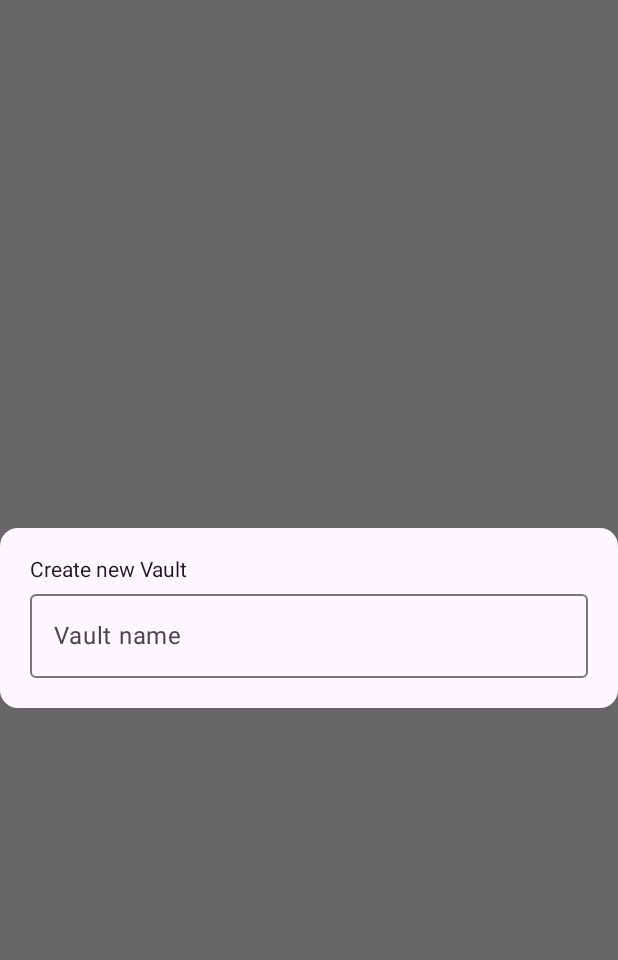
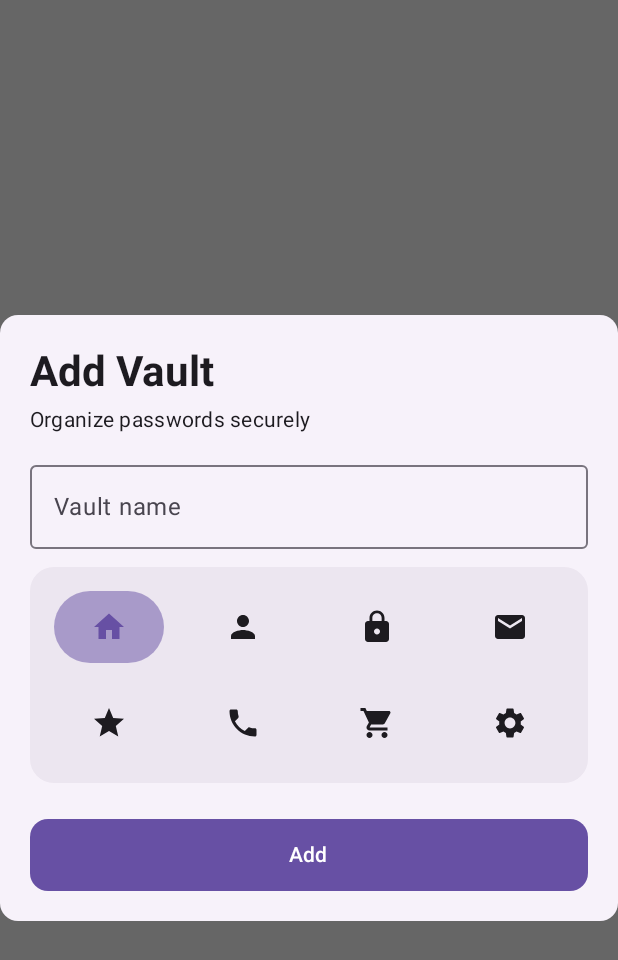
Before and after one commit to 1405yuga/PassVault, an Android app built with Jetpack Compose: the @Preview function AddVaultDialogPreview, on a phone screen of 412 x 824 dp. Shown: the top 960 px of the screen. Run offline under Robolectric (Android 15) with nearby library versions, the phone set to English and light mode, and no system bars.

Commit message:
created basic layout for dialog to add vault

```diff
--- a/app/src/main/java/com/example/passvault/ui/screens/main/add_vault/AddVaultDialog.kt
+++ b/app/src/main/java/com/example/passvault/ui/screens/main/add_vault/AddVaultDialog.kt
@@ -1,14 +1,42 @@
 package com.example.passvault.ui.screens.main.add_vault
 
+import androidx.compose.foundation.background
+import androidx.compose.foundation.layout.Arrangement
 import androidx.compose.foundation.layout.Column
+import androidx.compose.foundation.layout.Spacer
+import androidx.compose.foundation.layout.fillMaxWidth
+import androidx.compose.foundation.layout.height
 import androidx.compose.foundation.layout.padding
+import androidx.compose.foundation.layout.size
+import androidx.compose.foundation.lazy.grid.GridCells
+import androidx.compose.foundation.lazy.grid.LazyVerticalGrid
+import androidx.compose.foundation.lazy.grid.items
+import androidx.compose.foundation.shape.CircleShape
 import androidx.compose.foundation.shape.RoundedCornerShape
+import androidx.compose.material.icons.Icons
+import androidx.compose.material.icons.filled.Email
+import androidx.compose.material.icons.filled.Home
+import androidx.compose.material.icons.filled.Lock
+import androidx.compose.material.icons.filled.Person
+import androidx.compose.material.icons.filled.Phone
+import androidx.compose.material.icons.filled.Settings
+import androidx.compose.material.icons.filled.ShoppingCart
+import androidx.compose.material.icons.filled.Star
+import androidx.compose.material3.Button
+import androidx.compose.material3.Card
+import androidx.compose.material3.CardDefaults
 import androidx.compose.material3.ExperimentalMaterial3Api
+import androidx.compose.material3.Icon
+import androidx.compose.material3.IconButton
+import androidx.compose.material3.MaterialTheme
 import androidx.compose.material3.Surface
 import androidx.compose.material3.Text
 import androidx.compose.runtime.Composable
 import androidx.compose.ui.Modifier
+import androidx.compose.ui.graphics.Color
+import androidx.compose.ui.graphics.vector.ImageVector
 import androidx.compose.ui.res.dimensionResource
+import androidx.compose.ui.text.font.FontWeight
 import androidx.compose.ui.unit.dp
 import androidx.compose.ui.window.Dialog
 import androidx.lifecycle.viewmodel.compose.viewModel
@@ -20,20 +48,102 @@ import com.example.passvault.utils.custom_composables.TextFieldWithErrorText
 @Composable
 fun AddVaultDialog(
     addVaultViewModel: AddVaultViewModel,
-    setShowDialog: (Boolean) -> Unit
+    setShowDialog: (Boolean) -> Unit,
+    onAddVaultClick: () -> Unit
 ) {
-    Dialog(onDismissRequest = { setShowDialog(false) }) {
+    Dialog(onDismissRequest = {
+        setShowDialog(false)
+        addVaultViewModel.clearInputs()
+    }) {
         Surface(
             shape = RoundedCornerShape(dimensionResource(R.dimen.button_radius)),
+            color = MaterialTheme.colorScheme.surfaceContainerLow,
+            modifier = Modifier
+                .fillMaxWidth()
+//                .padding(horizontal = dimensionResource(R.dimen.large_padding))
         ) {
             Column(modifier = Modifier.padding(20.dp)) {
-                Text(text = "Create new Vault")
+                Text(
+                    text = "Add Vault",
+                    style = MaterialTheme.typography.headlineMedium.copy(
+                        fontWeight = FontWeight.Bold,
+                        color = MaterialTheme.colorScheme.onBackground
+                    )
+                )
+                Spacer(modifier = Modifier.size(4.dp))
+                Text(
+                    text = "Organize passwords securely",
+                    style = MaterialTheme.typography.bodyMedium.copy(
+                        color = MaterialTheme.colorScheme.onBackground
+                    )
+                )
+                Spacer(modifier = Modifier.size(12.dp))
                 TextFieldWithErrorText(
                     label = "Vault name",
                     value = addVaultViewModel.vaultName,
                     onTextChange = { addVaultViewModel.onVaultNameChange(it) },
                     errorMsg = addVaultViewModel.vaultNameError
                 )
+                Spacer(modifier = Modifier.size(12.dp))
+                IconSelector(
+                    icons = addVaultViewModel.iconList,
+                    onIconSelected = { addVaultViewModel.onIconSelected(it) },
+                    selectedIcon = addVaultViewModel.currentSelectedIcon
+                )
+                Spacer(modifier = Modifier.size(24.dp))
+                Button(
+                    onClick = { onAddVaultClick() },
+                    modifier = Modifier
+                        .fillMaxWidth()
+                        .height(dimensionResource(R.dimen.min_clickable_size)),
+                    shape = RoundedCornerShape(dimensionResource(R.dimen.button_radius))
+                ) {
+                    Text(text = "Add")
+                }
+            }
+        }
+    }
+}
+
+@Composable
+fun IconSelector(
+    icons: List<ImageVector>,
+    onIconSelected: (ImageVector) -> Unit,
+    modifier: Modifier = Modifier,
+    selectedIcon: ImageVector = icons[0],
+) {
+    Card(
+        modifier = modifier,
+        shape = RoundedCornerShape(16.dp),
+        colors = CardDefaults.cardColors(containerColor = MaterialTheme.colorScheme.surfaceContainerHigh)
+    ) {
+        LazyVerticalGrid(
+            columns = GridCells.Fixed(4),
+            modifier = Modifier
+                .padding(16.dp)
+                .fillMaxWidth(),
+            verticalArrangement = Arrangement.spacedBy(16.dp),
+            horizontalArrangement = Arrangement.spacedBy(16.dp),
+            userScrollEnabled = true
+        ) {
+            items(icons) { icon ->
+                IconButton(
+                    onClick = { onIconSelected(icon) },
+                    modifier = Modifier
+                        .size(dimensionResource(R.dimen.min_clickable_size))
+                        .background(
+                            if (icon == selectedIcon) MaterialTheme.colorScheme.primary.copy(alpha = 0.5f)
+                            else Color.Transparent,
+                            shape = CircleShape
+                        )
+                ) {
+                    Icon(
+                        imageVector = icon,
+                        contentDescription = null,
+                        tint = if (icon == selectedIcon) MaterialTheme.colorScheme.primary
+                        else MaterialTheme.colorScheme.onSurface
+                    )
+                }
             }
         }
     }
@@ -45,5 +155,27 @@ fun AddVaultDialogPreview() {
     AddVaultDialog(
         addVaultViewModel = viewModel(),
         setShowDialog = {},
+        onAddVaultClick = {},
     )
 }
+
+@Composable
+@VerticalScreenPreview
+fun IconSelectorPreview() {
+    val iconList = listOf(
+        Icons.Default.Home,
+        Icons.Default.Person,
+        Icons.Default.Lock,
+        Icons.Default.Email,
+        Icons.Default.Star,
+        Icons.Default.Phone,
+        Icons.Default.ShoppingCart,
+        Icons.Default.Settings
+    )
+
+    IconSelector(
+        icons = iconList,
+//        selectedIcon = TODO(),
+        onIconSelected = {},
+    )
+}
--- a/app/src/main/java/com/example/passvault/ui/screens/main/add_vault/AddVaultViewModel.kt
+++ b/app/src/main/java/com/example/passvault/ui/screens/main/add_vault/AddVaultViewModel.kt
@@ -1,11 +1,32 @@
 package com.example.passvault.ui.screens.main.add_vault
 
+import androidx.compose.material.icons.Icons
+import androidx.compose.material.icons.filled.Email
+import androidx.compose.material.icons.filled.Home
+import androidx.compose.material.icons.filled.Lock
+import androidx.compose.material.icons.filled.Person
+import androidx.compose.material.icons.filled.Phone
+import androidx.compose.material.icons.filled.Settings
+import androidx.compose.material.icons.filled.ShoppingCart
+import androidx.compose.material.icons.filled.Star
 import androidx.compose.runtime.getValue
 import androidx.compose.runtime.mutableStateOf
 import androidx.compose.runtime.setValue
+import androidx.compose.ui.graphics.vector.ImageVector
 import androidx.lifecycle.ViewModel
 
 class AddVaultViewModel : ViewModel() {
+    val iconList = listOf(
+        Icons.Default.Home,
+        Icons.Default.Person,
+        Icons.Default.Lock,
+        Icons.Default.Email,
+        Icons.Default.Star,
+        Icons.Default.Phone,
+        Icons.Default.ShoppingCart,
+        Icons.Default.Settings
+    )
+
     var vaultName by mutableStateOf("")
         private set
 
@@ -15,9 +36,21 @@ class AddVaultViewModel : ViewModel() {
 
     var vaultNameError by mutableStateOf("")
         private set
+    var currentSelectedIcon by mutableStateOf(iconList[0])
+        private set
+
+    fun onIconSelected(icon: ImageVector) {
+        this.currentSelectedIcon = icon
+    }
 
     private fun checkInputFields(): Boolean {
         vaultNameError = if (vaultName.trim().isBlank()) "Vault Name is required" else ""
         return vaultNameError.isBlank()
     }
+
+    fun clearInputs() {
+        vaultName = ""
+        vaultNameError = ""
+        currentSelectedIcon = iconList[0]
+    }
 }
--- a/app/src/main/java/com/example/passvault/ui/screens/main/profile/ProfileScreen.kt
+++ b/app/src/main/java/com/example/passvault/ui/screens/main/profile/ProfileScreen.kt
@@ -10,7 +10,7 @@ import androidx.compose.ui.Modifier
 @Composable
 fun ProfileScreen(
 ) {
-    Column (modifier = Modifier.fillMaxSize()){
+    Column(modifier = Modifier.fillMaxSize()) {
         Text("Profile..")
         Button(onClick = {}) {
             Text("Logout")
--- a/app/src/main/java/com/example/passvault/ui/screens/main/vault_home/VaultHomeScreen.kt
+++ b/app/src/main/java/com/example/passvault/ui/screens/main/vault_home/VaultHomeScreen.kt
@@ -173,6 +173,9 @@ fun VaultHomeScreen(
                         AddVaultDialog(
                             addVaultViewModel = viewModel(),
                             setShowDialog = { viewModel.toggleCreateVaultDialog(it) },
+                            onAddVaultClick = {
+                                // TODO:
+                            },
                         )
                     }
                 }
```
